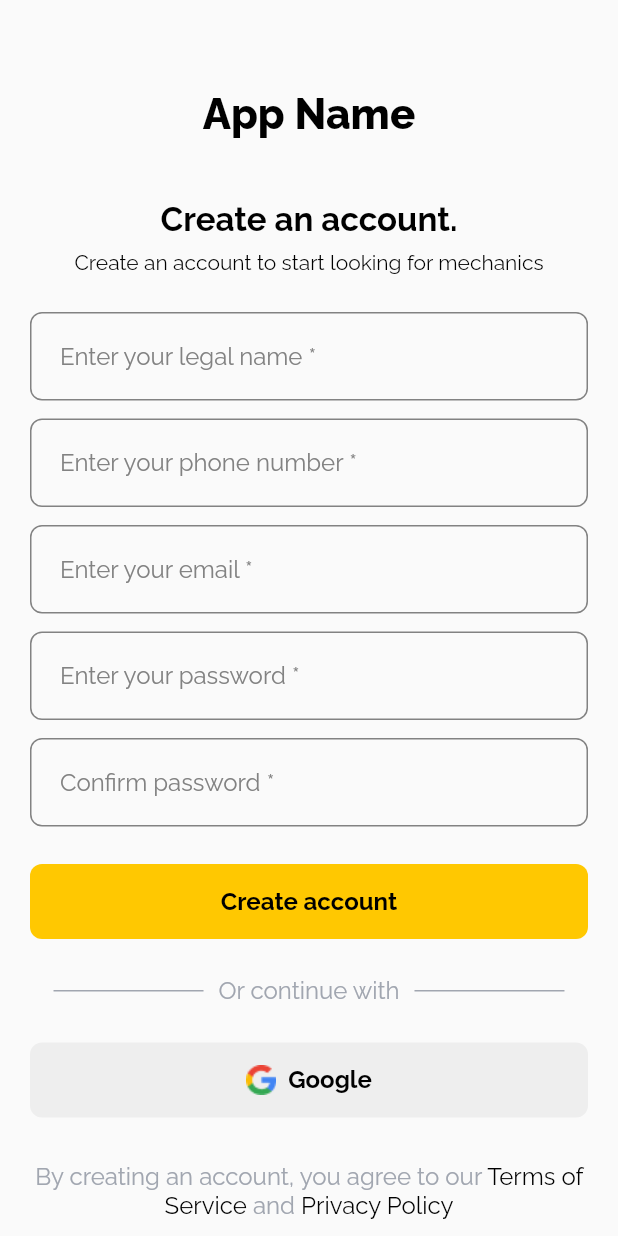
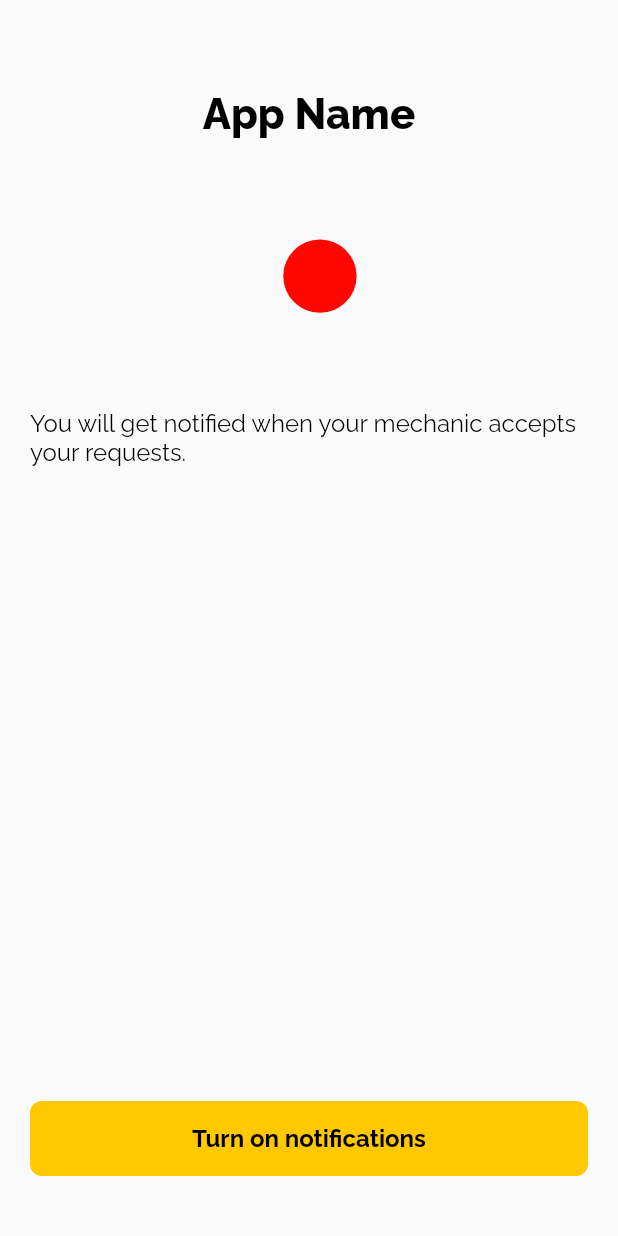
Before and after one commit to khp53/MechNow-NL, a Flutter app: the RegistrationBody widget shown alone on an empty page, opened directly with empty values, after a tap on "Create account", on a phone screen of 412 x 824 dp. Run offline on Flutter 3.47's test engine with Material 3 defaults, Android fonts, the phone set to English and light mode, and no system bars; our stand-ins replace get, lottie; statements that could not run were skipped.

Commit message:
added router refactoring and notifications permissions page

```diff
--- a/lib/modules/auth/widgets/registration_body.dart
+++ b/lib/modules/auth/widgets/registration_body.dart
@@ -1,7 +1,9 @@
 import 'package:flutter/material.dart';
+import 'package:get/get.dart';
 import 'package:hackathon_user_app/common/custom_button.dart';
 import 'package:hackathon_user_app/common/custom_text_field.dart';
 import 'package:hackathon_user_app/modules/auth/auth_viewmodel.dart';
+import 'package:hackathon_user_app/modules/notification/widget/notification_permission.dart';
 
 class RegistrationBody extends StatelessWidget {
   const RegistrationBody({super.key, required this.viewmodel});
@@ -142,7 +144,10 @@ class RegistrationBody extends StatelessWidget {
                     buttonColor: theme.colorScheme.primary,
                     textColor: theme.colorScheme.onPrimary,
                     buttonText: 'Create account',
-                    onPressed: () {},
+                    onPressed: () => Get.to(
+                      () => const NotificationPermission(),
+                      transition: Transition.downToUp,
+                    ),
                   ),
                 ),
                 const SizedBox(
--- /dev/null
+++ b/lib/modules/notification/widget/notification_permission.dart
@@ -0,0 +1,63 @@
+import 'package:flutter/material.dart';
+import 'package:hackathon_user_app/common/custom_button.dart';
+import 'package:lottie/lottie.dart';
+
+class NotificationPermission extends StatelessWidget {
+  const NotificationPermission({super.key});
+
+  @override
+  Widget build(BuildContext context) {
+    var theme = Theme.of(context);
+    return Scaffold(
+      body: SafeArea(
+        child: Padding(
+          padding: const EdgeInsets.all(20.0),
+          child: Column(
+            children: [
+              Padding(
+                padding: const EdgeInsets.only(top: 40),
+                child: Center(
+                  child: Text(
+                    'App Name',
+                    style: theme.textTheme.headlineMedium!.copyWith(
+                      fontSize: 28,
+                      fontWeight: FontWeight.w900,
+                    ),
+                  ),
+                ),
+              ),
+              const SizedBox(
+                height: 40,
+              ),
+              Center(
+                child: Lottie.asset('assets/lottie/notification.json'),
+              ),
+              const SizedBox(
+                height: 20,
+              ),
+              Center(
+                child: Text(
+                  'You will get notified when your mechanic accepts your requests.',
+                  style: theme.textTheme.bodyMedium,
+                ),
+              ),
+              const Spacer(),
+              Padding(
+                padding: const EdgeInsets.only(bottom: 20),
+                child: SizedBox(
+                  width: double.infinity,
+                  child: CustomButton(
+                    buttonColor: theme.colorScheme.primary,
+                    textColor: theme.colorScheme.onPrimary,
+                    buttonText: 'Turn on notifications',
+                    onPressed: () {},
+                  ),
+                ),
+              ),
+            ],
+          ),
+        ),
+      ),
+    );
+  }
+}
--- a/lib/modules/onboard/widgets/onboard_body.dart
+++ b/lib/modules/onboard/widgets/onboard_body.dart
@@ -1,8 +1,8 @@
 import 'package:flutter/material.dart';
-import 'package:get/route_manager.dart';
 import 'package:hackathon_user_app/common/custom_button.dart';
 import 'package:hackathon_user_app/modules/auth/auth_view.dart';
 import 'package:hackathon_user_app/modules/onboard/onboard_viewmodel.dart';
+import 'package:hackathon_user_app/utils/router.dart';
 
 class OnboardBody extends StatelessWidget {
   const OnboardBody({super.key, required this.viewmodel});
@@ -63,11 +63,10 @@ class OnboardBody extends StatelessWidget {
                   buttonColor: theme.colorScheme.primary,
                   textColor: theme.colorScheme.onPrimary,
                   buttonText: 'Login',
-                  onPressed: () => Get.to(
-                    () => const AuthView(
+                  onPressed: () => goTo(
+                    const AuthView(
                       isLogin: true,
                     ),
-                    transition: Transition.downToUp,
                   ),
                 ),
               ),
@@ -86,11 +85,10 @@ class OnboardBody extends StatelessWidget {
                   textColor: theme.colorScheme.onPrimary,
                   borderColor: theme.colorScheme.onPrimary,
                   buttonText: 'Create account',
-                  onPressed: () => Get.to(
-                    () => const AuthView(
+                  onPressed: () => goTo(
+                    const AuthView(
                       isLogin: false,
                     ),
-                    transition: Transition.downToUp,
                   ),
                 ),
               ),
--- /dev/null
+++ b/lib/utils/router.dart
@@ -0,0 +1,9 @@
+import 'package:flutter/material.dart';
+import 'package:get/get.dart';
+
+goTo(Widget widget) {
+  Get.to(
+    () => widget,
+    transition: Transition.downToUp,
+  );
+}
--- a/pubspec.yaml
+++ b/pubspec.yaml
@@ -20,8 +20,9 @@ flutter:
   uses-material-design: true
   assets:
     - assets/images/
+    - assets/svgs/
     - assets/lottie/
-    - assets/svgs/
+    - assets/lottie/notification.json
   fonts:
     - family: Raleway
       fonts:
```
Also changed, not shown: assets/lottie/notification.json (added, +1 -0 lines).
